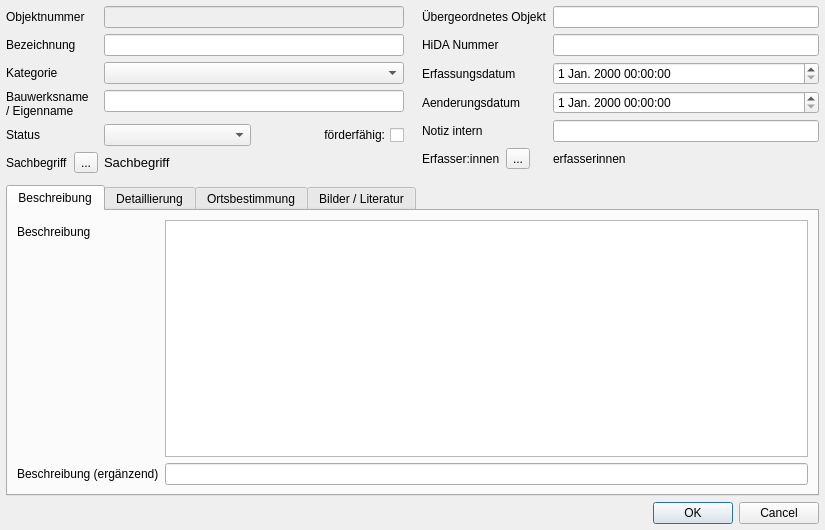
Above: LauQGIS_frontend/objektbereich_form.ui from LausitzBergbaukultur/LauGIS before the change. Below: the same form after it.
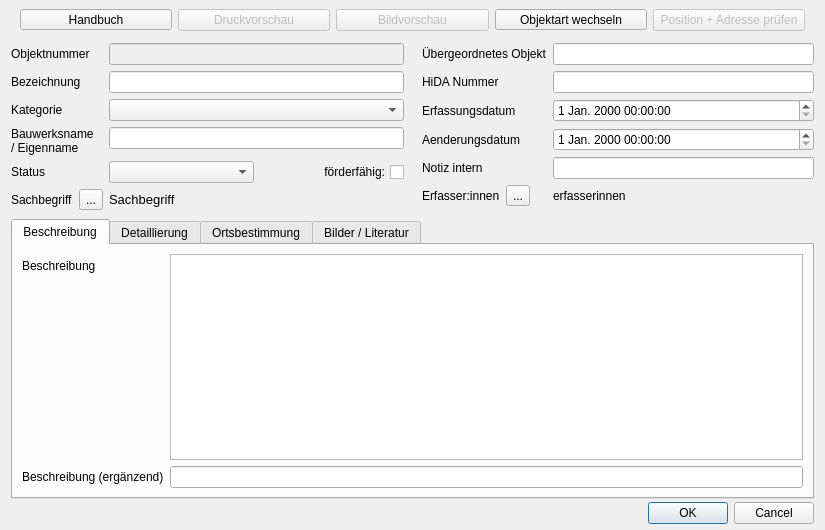
That is the form after the change. Custom widgets are drawn as their Qt base class.

The edit to the form file:
```diff
--- a/LauQGIS_frontend/objektbereich_form.ui
+++ b/LauQGIS_frontend/objektbereich_form.ui
@@ -46,20 +46,118 @@
   <property name="sizeGripEnabled">
    <bool>false</bool>
   </property>
-  <layout class="QGridLayout" name="gridLayout">
-   <property name="leftMargin">
-    <number>6</number>
+  <layout class="QVBoxLayout" name="verticalLayout_2">
+   <property name="spacing">
+    <number>3</number>
    </property>
    <property name="topMargin">
-    <number>6</number>
-   </property>
-   <property name="rightMargin">
-    <number>6</number>
+    <number>0</number>
    </property>
    <property name="bottomMargin">
     <number>6</number>
    </property>
-   <item row="0" column="0">
+   <item>
+    <widget class="QWidget" name="menu" native="true">
+     <property name="minimumSize">
+      <size>
+       <width>0</width>
+       <height>40</height>
+      </size>
+     </property>
+     <property name="maximumSize">
+      <size>
+       <width>16777215</width>
+       <height>40</height>
+      </size>
+     </property>
+     <layout class="QHBoxLayout" name="horizontalLayout_3">
+      <property name="topMargin">
+       <number>0</number>
+      </property>
+      <property name="bottomMargin">
+       <number>0</number>
+      </property>
+      <item>
+       <widget class="QToolButton" name="btn_manual">
+        <property name="enabled">
+         <bool>true</bool>
+        </property>
+        <property name="sizePolicy">
+         <sizepolicy hsizetype="Preferred" vsizetype="Fixed">
+          <horstretch>0</horstretch>
+          <verstretch>0</verstretch>
+         </sizepolicy>
+        </property>
+        <property name="text">
+         <string>Handbuch</string>
+        </property>
+       </widget>
+      </item>
+      <item>
+       <widget class="QPushButton" name="btn_printpreview">
+        <property name="enabled">
+         <bool>false</bool>
+        </property>
+        <property name="sizePolicy">
+         <sizepolicy hsizetype="Preferred" vsizetype="Fixed">
+          <horstretch>0</horstretch>
+          <verstretch>0</verstretch>
+         </sizepolicy>
+        </property>
+        <property name="text">
+         <string>Druckvorschau</string>
+        </property>
+       </widget>
+      </item>
+      <item>
+       <widget class="QPushButton" name="btn_imagepreview">
+        <property name="enabled">
+         <bool>false</bool>
+        </property>
+        <property name="sizePolicy">
+         <sizepolicy hsizetype="Preferred" vsizetype="Fixed">
+          <horstretch>0</horstretch>
+          <verstretch>0</verstretch>
+         </sizepolicy>
+        </property>
+        <property name="text">
+         <string>Bildvorschau</string>
+        </property>
+       </widget>
+      </item>
+      <item>
+       <widget class="QToolButton" name="btn_changetype">
+        <property name="sizePolicy">
+         <sizepolicy hsizetype="Preferred" vsizetype="Fixed">
+          <horstretch>0</horstretch>
+          <verstretch>0</verstretch>
+         </sizepolicy>
+        </property>
+        <property name="text">
+         <string>Objektart wechseln</string>
+        </property>
+       </widget>
+      </item>
+      <item>
+       <widget class="QPushButton" name="btn_checkposition">
+        <property name="enabled">
+         <bool>false</bool>
+        </property>
+        <property name="sizePolicy">
+         <sizepolicy hsizetype="Preferred" vsizetype="Fixed">
+          <horstretch>0</horstretch>
+          <verstretch>0</verstretch>
+         </sizepolicy>
+        </property>
+        <property name="text">
+         <string>Position + Adresse prüfen</string>
+        </property>
+       </widget>
+      </item>
+     </layout>
+    </widget>
+   </item>
+   <item>
     <layout class="QVBoxLayout" name="verticalLayout">
      <property name="sizeConstraint">
       <enum>QLayout::SetDefaultConstraint</enum>
@@ -742,7 +840,7 @@
      </item>
     </layout>
    </item>
-   <item row="1" column="0">
+   <item>
     <widget class="QDialogButtonBox" name="buttonBox">
      <property name="standardButtons">
       <set>QDialogButtonBox::Cancel|QDialogButtonBox::Ok</set>
```
